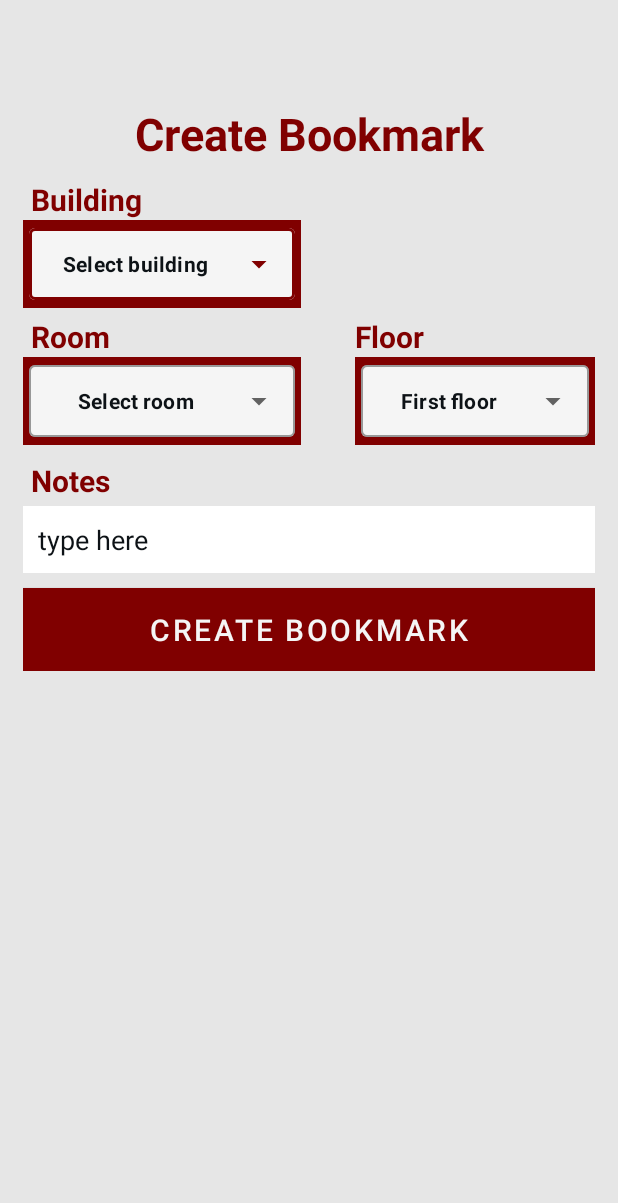
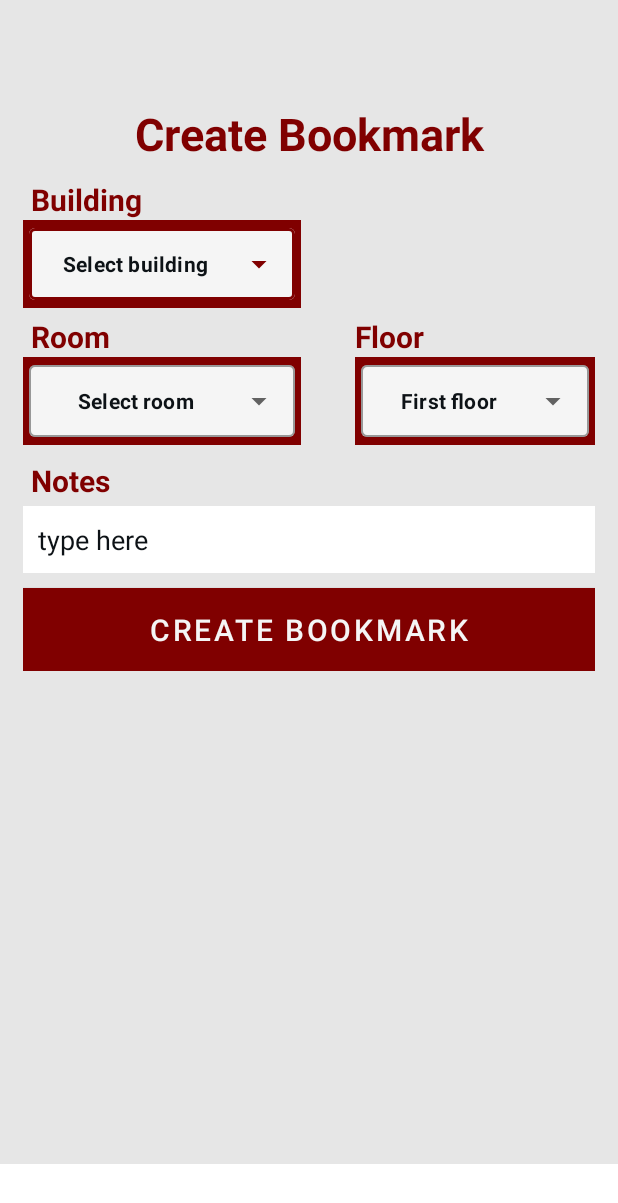
Before and after one commit to roman-batausa/NavigaIIT, an Android app: the layout fragment_create_bookmark.xml on its own in the app's theme, with its tools: preview values and no code run, on a phone screen of 412 x 824 dp. Shown: the top 1203 px of the screen. Run offline under Robolectric (Android 15) with nearby library versions, the phone set to English and light mode, and no system bars.

Commit message:
Init commit

```diff
--- a/app/src/main/res/layout/bookmark_item.xml
+++ b/app/src/main/res/layout/bookmark_item.xml
@@ -54,12 +54,14 @@
 
         <TextView
             android:id="@+id/bm_notes"
-            android:layout_width="330dp"
+            android:layout_width="wrap_content"
             android:layout_height="wrap_content"
             android:layout_below="@id/bm_room"
             android:text="notes"
             android:textColor="@color/black"
-            android:textSize="16sp" />
+            android:textSize="16sp"
+            android:layout_toStartOf="@id/delete_bookmark_img"
+            android:layout_alignStart="@id/bm_room"/>
 
         <ImageView
             android:id="@+id/delete_bookmark_img"
--- a/app/src/main/res/layout/fragment_create_bookmark.xml
+++ b/app/src/main/res/layout/fragment_create_bookmark.xml
@@ -7,7 +7,8 @@
     android:layout_height="match_parent"
     android:background="@color/white_na_grey_gamay"
     android:id="@+id/create_bookmark_fragment"
-    tools:context=".CreateBookmarkFragment">
+    tools:context=".CreateBookmarkFragment"
+    android:layout_marginBottom="48dp">
 
     <ScrollView
         android:layout_width="match_parent"
```
